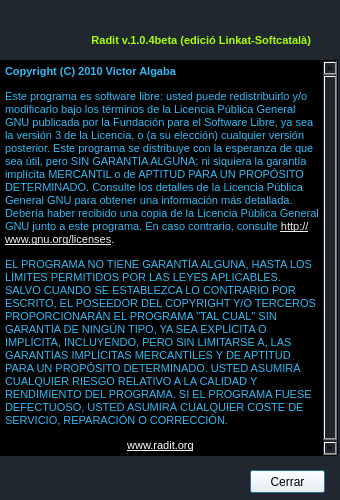
leixet/radit, file src/FrmAcercaDe.ui: the form before one commit.
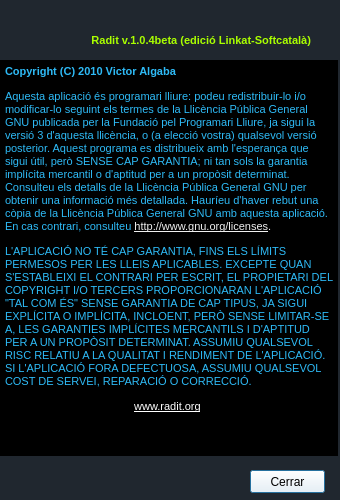
The form after the commit. Icons and pictures are not drawn.

What changed in the file:
```diff
--- a/src/FrmAcercaDe.ui
+++ b/src/FrmAcercaDe.ui
@@ -72,11 +72,11 @@
     <string>&lt;!DOCTYPE HTML PUBLIC &quot;-//W3C//DTD HTML 4.0//EN&quot; &quot;http://www.w3.org/TR/REC-html40/strict.dtd&quot;&gt;
 &lt;html&gt;&lt;head&gt;&lt;meta name=&quot;qrichtext&quot; content=&quot;1&quot; /&gt;&lt;style type=&quot;text/css&quot;&gt;
 p, li { white-space: pre-wrap; }
-&lt;/style&gt;&lt;/head&gt;&lt;body style=&quot; font-family:'MS Shell Dlg 2'; font-size:8.25pt; font-weight:400; font-style:normal;&quot;&gt;
-&lt;p style=&quot; margin-top:12px; margin-bottom:12px; margin-left:0px; margin-right:0px; -qt-block-indent:0; text-indent:0px;&quot;&gt;&lt;span style=&quot; font-size:8pt; font-weight:600;&quot;&gt;Copyright (C) 2010 Victor Algaba &lt;/span&gt;&lt;/p&gt;
-&lt;p style=&quot; margin-top:12px; margin-bottom:12px; margin-left:0px; margin-right:0px; -qt-block-indent:0; text-indent:0px;&quot;&gt;&lt;span style=&quot; font-size:8pt;&quot;&gt;Este programa es software libre: usted puede redistribuirlo y/o modificarlo bajo los términos de la Licencia Pública General GNU publicada por la Fundación para el Software Libre, ya sea la versión 3 de la Licencia, o (a su elección) cualquier versión posterior. Este programa se distribuye con la esperanza de que sea útil, pero SIN GARANTÍA ALGUNA; ni siquiera la garantía implícita MERCANTIL o de APTITUD PARA UN PROPÓSITO DETERMINADO. Consulte los detalles de la Licencia Pública General GNU para obtener una información más detallada. Debería haber recibido una copia de la Licencia Pública General GNU junto a este programa. En caso contrario, consulte &lt;/span&gt;&lt;a href=&quot;http://www.gnu.org/licenses/&quot;&gt;&lt;span style=&quot; font-size:8pt; text-decoration: underline; color:#f0f0f0;&quot;&gt;http://www.gnu.org/licenses&lt;/span&gt;&lt;/a&gt;&lt;span style=&quot; font-size:8pt; color:#f0f0f0;&quot;&gt;.&lt;/span&gt;&lt;/p&gt;
-&lt;p style=&quot; margin-top:12px; margin-bottom:12px; margin-left:0px; margin-right:0px; -qt-block-indent:0; text-indent:0px;&quot;&gt;&lt;span style=&quot; font-size:8pt;&quot;&gt;EL PROGRAMA NO TIENE GARANTÍA ALGUNA, HASTA LOS LÍMITES PERMITIDOS POR LAS LEYES APLICABLES. SALVO CUANDO SE ESTABLEZCA LO CONTRARIO POR ESCRITO, EL POSEEDOR DEL COPYRIGHT Y/O TERCEROS PROPORCIONARÁN EL PROGRAMA &amp;quot;TAL CUAL&amp;quot; SIN GARANTÍA DE NINGÚN TIPO, YA SEA EXPLÍCITA O IMPLÍCITA, INCLUYENDO, PERO SIN LIMITARSE A, LAS GARANTÍAS IMPLÍCITAS MERCANTILES Y DE APTITUD PARA UN PROPÓSITO DETERMINADO. USTED ASUMIRÁ CUALQUIER RIESGO RELATIVO A LA CALIDAD Y RENDIMIENTO DEL PROGRAMA. SI EL PROGRAMA FUESE DEFECTUOSO, USTED ASUMIRÁ CUALQUIER COSTE DE SERVICIO, REPARACIÓN O CORRECCIÓN. &lt;/span&gt;&lt;/p&gt;
-&lt;p align=&quot;center&quot; style=&quot; margin-top:12px; margin-bottom:12px; margin-left:0px; margin-right:0px; -qt-block-indent:0; text-indent:0px;&quot;&gt;&lt;a href=&quot;http://www.radit.org&quot;&gt;&lt;span style=&quot; font-size:8pt; text-decoration: underline; color:#ffffff;&quot;&gt;www.radit.org&lt;/span&gt;&lt;/a&gt;&lt;span style=&quot; font-size:8pt; color:#ffffff;&quot;&gt; &lt;/span&gt;&lt;/p&gt;&lt;/body&gt;&lt;/html&gt;</string>
+&lt;/style&gt;&lt;/head&gt;&lt;body style=&quot; font-family:'Cantarell'; font-size:11pt; font-weight:400; font-style:normal;&quot;&gt;
+&lt;p style=&quot; margin-top:12px; margin-bottom:12px; margin-left:0px; margin-right:0px; -qt-block-indent:0; text-indent:0px;&quot;&gt;&lt;span style=&quot; font-family:'MS Shell Dlg 2'; font-size:8pt; font-weight:600;&quot;&gt;Copyright (C) 2010 Victor Algaba &lt;/span&gt;&lt;/p&gt;
+&lt;p style=&quot; margin-top:12px; margin-bottom:12px; margin-left:0px; margin-right:0px; -qt-block-indent:0; text-indent:0px;&quot;&gt;&lt;span style=&quot; font-family:'MS Shell Dlg 2'; font-size:8pt;&quot;&gt;Aquesta aplicació és programari lliure: podeu redistribuir-lo i/o modificar-lo seguint els termes de la Llicència Pública General GNU publicada per la Fundació pel Programari Lliure, ja sigui la versió 3 d'aquesta llicència, o (a elecció vostra) qualsevol versió posterior. Aquest programa es distribueix amb l'esperança que sigui útil, però SENSE CAP GARANTIA; ni tan sols la garantia implícita mercantil o d'aptitud per a un propòsit determinat. Consulteu els detalls de la Llicència Pública General GNU per obtenir una informació més detallada. Hauríeu d'haver rebut una còpia de la Llicència Pública General GNU amb aquesta aplicació. En cas contrari, consulteu &lt;/span&gt;&lt;a href=&quot;http://www.gnu.org/licenses/&quot;&gt;&lt;span style=&quot; font-family:'MS Shell Dlg 2'; font-size:8pt; text-decoration: underline; color:#f0f0f0;&quot;&gt;http://www.gnu.org/licenses&lt;/span&gt;&lt;/a&gt;&lt;span style=&quot; font-family:'MS Shell Dlg 2'; font-size:8pt; color:#f0f0f0;&quot;&gt;.&lt;/span&gt;&lt;/p&gt;
+&lt;p style=&quot; margin-top:12px; margin-bottom:12px; margin-left:0px; margin-right:0px; -qt-block-indent:0; text-indent:0px;&quot;&gt;&lt;span style=&quot; font-family:'MS Shell Dlg 2'; font-size:8pt;&quot;&gt;L'APLICACIÓ NO TÉ CAP GARANTIA, FINS ELS LÍMITS PERMESOS PER LES LLEIS APLICABLES. EXCEPTE QUAN S'ESTABLEIXI EL CONTRARI PER ESCRIT, EL PROPIETARI DEL COPYRIGHT I/O TERCERS PROPORCIONARAN L'APLICACIÓ &amp;quot;TAL COM ÉS&amp;quot; SENSE GARANTIA DE CAP TIPUS, JA SIGUI EXPLÍCITA O IMPLÍCITA, INCLOENT, PERÒ SENSE LIMITAR-SE A, LES GARANTIES IMPLÍCITES MERCANTILS I D'APTITUD PER A UN PROPÒSIT DETERMINAT. ASSUMIU QUALSEVOL RISC RELATIU A LA QUALITAT I RENDIMENT DE L'APLICACIÓ. SI L'APLICACIÓ FORA DEFECTUOSA, ASSUMIU QUALSEVOL COST DE SERVEI, REPARACIÓ O CORRECCIÓ. &lt;/span&gt;&lt;/p&gt;
+&lt;p align=&quot;center&quot; style=&quot; margin-top:12px; margin-bottom:12px; margin-left:0px; margin-right:0px; -qt-block-indent:0; text-indent:0px;&quot;&gt;&lt;a href=&quot;http://www.radit.org&quot;&gt;&lt;span style=&quot; font-family:'MS Shell Dlg 2'; font-size:8pt; text-decoration: underline; color:#ffffff;&quot;&gt;www.radit.org&lt;/span&gt;&lt;/a&gt;&lt;span style=&quot; font-family:'MS Shell Dlg 2'; font-size:8pt; color:#ffffff;&quot;&gt; &lt;/span&gt;&lt;/p&gt;&lt;/body&gt;&lt;/html&gt;</string>
    </property>
    <property name="openExternalLinks">
     <bool>true</bool>
```
Left out of the diff: 4 changed lines with no effect on the pictures.
